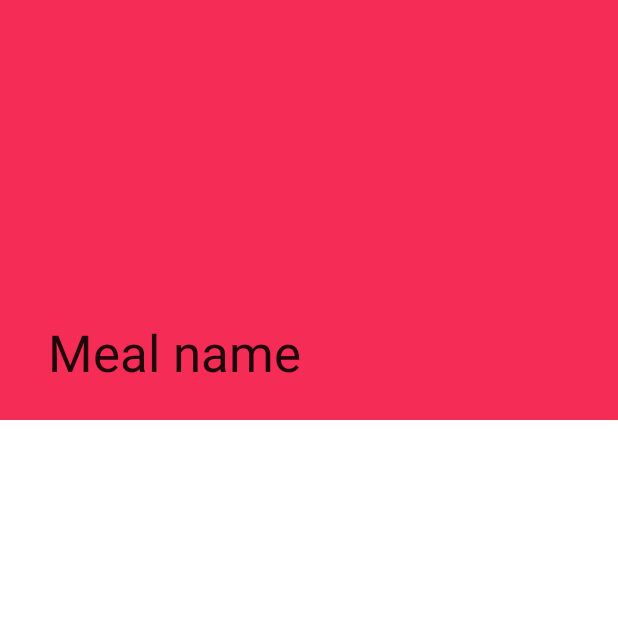
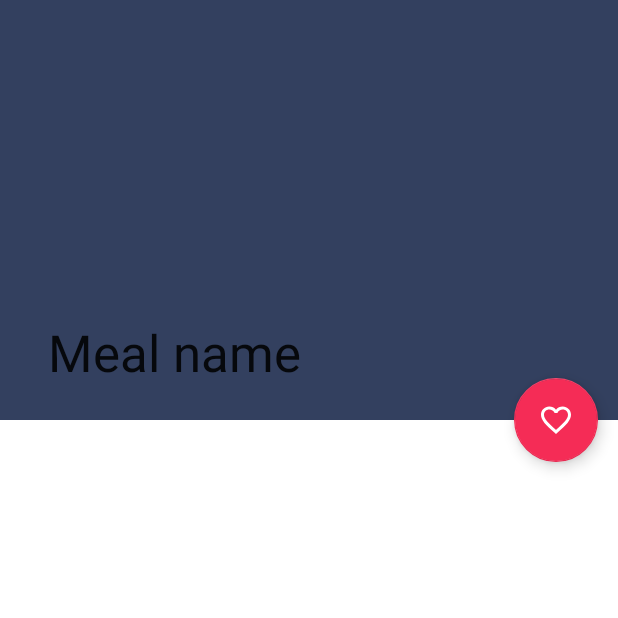
Before and after one commit to bella-cd/food_app, an Android app: the MealActivity screen opened directly, with no data from a screen before it, on a phone screen of 412 x 824 dp, the top half of it. Run offline under Robolectric (Android 15) with nearby library versions, the phone set to English and light mode, and no system bars; our stand-ins replace sdp/ssp sizes.

Commit message:
- change appbar color so i can see better for test purpose -The below code represents a Material Design Floating Action Button (FAB) in an Android layout.It includes settings for the FAB's icon, background color, anchoring to another view, icon tint, and a right margin

```diff
--- a/app/src/main/res/layout/activity_meal.xml
+++ b/app/src/main/res/layout/activity_meal.xml
@@ -11,7 +11,8 @@
     <com.google.android.material.appbar.AppBarLayout
         android:id="@+id/appBar"
         android:layout_width="match_parent"
-        android:layout_height="280dp">
+        android:layout_height="280dp"
+        android:backgroundTint="@color/g_black">
 
 
         <com.google.android.material.appbar.CollapsingToolbarLayout
@@ -30,8 +31,8 @@
                 android:layout_height="match_parent"
                 android:scaleType="centerCrop"
                 app:layout_collapseMode="parallax" />
+
             <!-- Toolbar that can collapse and pin when the user scrolls. -->
-
             <androidx.appcompat.widget.Toolbar
                 android:id="@+id/toolbar"
                 android:layout_width="match_parent"
@@ -39,7 +40,19 @@
                 app:layout_collapseMode="pin"
                 />
 
+
         </com.google.android.material.appbar.CollapsingToolbarLayout>
     </com.google.android.material.appbar.AppBarLayout>
 
+ <!--The below code represents a Material Design Floating Action Button (FAB) in an Android layout.-->
+    <com.google.android.material.floatingactionbutton.FloatingActionButton
+        android:layout_width="wrap_content"
+        android:layout_height="wrap_content"
+        android:src="@drawable/img_fav"
+        app:backgroundTint="@color/accent"
+        app:layout_anchor="@id/appBar"
+        app:layout_anchorGravity="bottom|end"
+        app:tint="@color/white"
+        android:layout_marginEnd="@dimen/_10sdp"/>
+
 </androidx.coordinatorlayout.widget.CoordinatorLayout>
```
